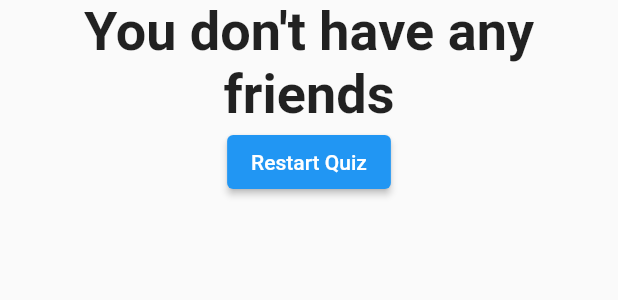
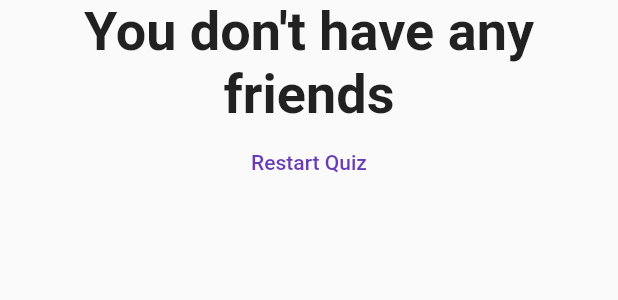
Before and after one commit to 0xcatrovacer/flutter-quiz-app, a Flutter app: the Result widget shown alone on an empty page, opened directly with empty values, on a phone screen of 412 x 824 dp. Shown: the top 300 px of the screen. Run offline on Flutter 3.47's test engine with Material 2 defaults, Android fonts, the phone set to English and light mode, and no system bars.

Commit message:
swappped elevatedButton with textButton in restart quiz

```diff
--- a/lib/result.dart
+++ b/lib/result.dart
@@ -31,7 +31,11 @@ class Result extends StatelessWidget {
             textAlign: TextAlign.center,
             style: TextStyle(fontSize: 36, fontWeight: FontWeight.bold),
           ),
-          ElevatedButton(onPressed: resetHandler, child: Text("Restart Quiz"))
+          TextButton(
+            onPressed: resetHandler,
+            child: Text("Restart Quiz"),
+            style: TextButton.styleFrom(primary: Colors.deepPurple),
+          )
         ],
       ),
     );
```
